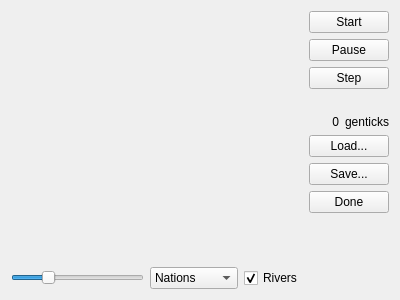
tps12/Tec-Nine, file history.ui: the form before one commit.
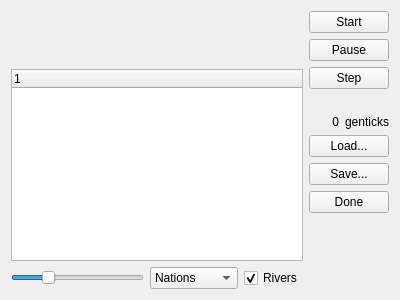
The form after the commit.

Diff of the .ui file:
```diff
--- a/history.ui
+++ b/history.ui
@@ -29,6 +29,22 @@
        </property>
       </widget>
      </item>
+     <item>
+      <widget class="QTreeWidget" name="details">
+       <property name="sizePolicy">
+        <sizepolicy hsizetype="Expanding" vsizetype="Expanding">
+         <horstretch>0</horstretch>
+         <verstretch>0</verstretch>
+        </sizepolicy>
+       </property>
+       <property name="minimumSize">
+        <size>
+         <width>0</width>
+         <height>50</height>
+        </size>
+       </property>
+      </widget>
+     </item>
      <item>
       <layout class="QHBoxLayout" name="horizontalLayout_3">
        <item>
```
